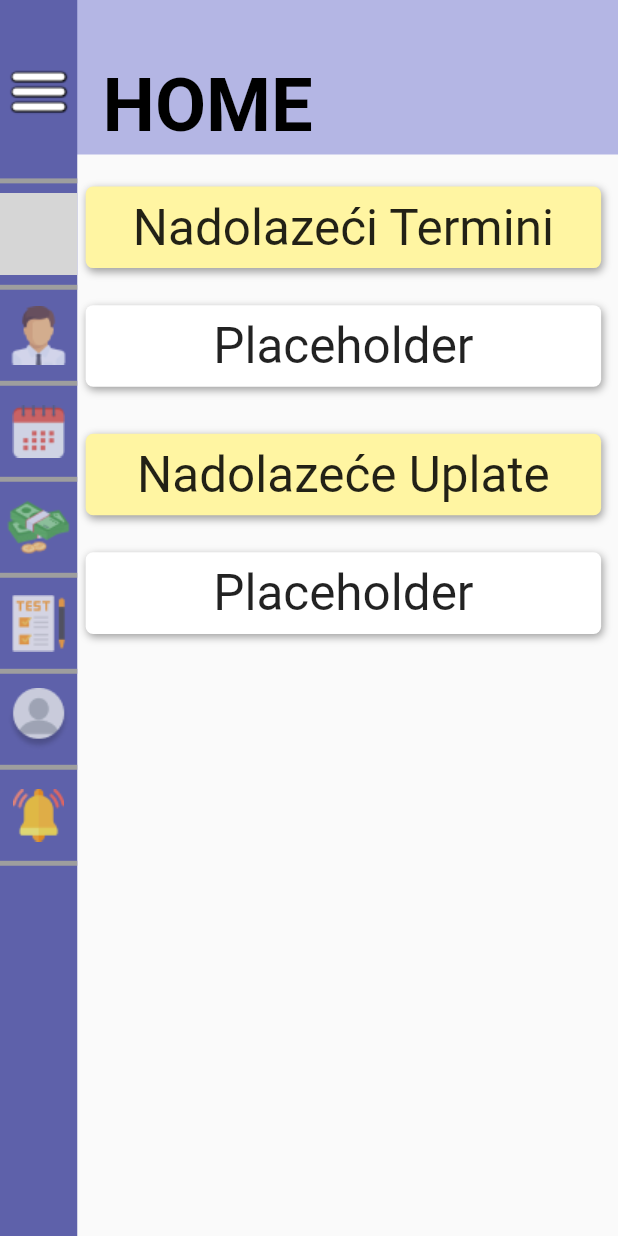
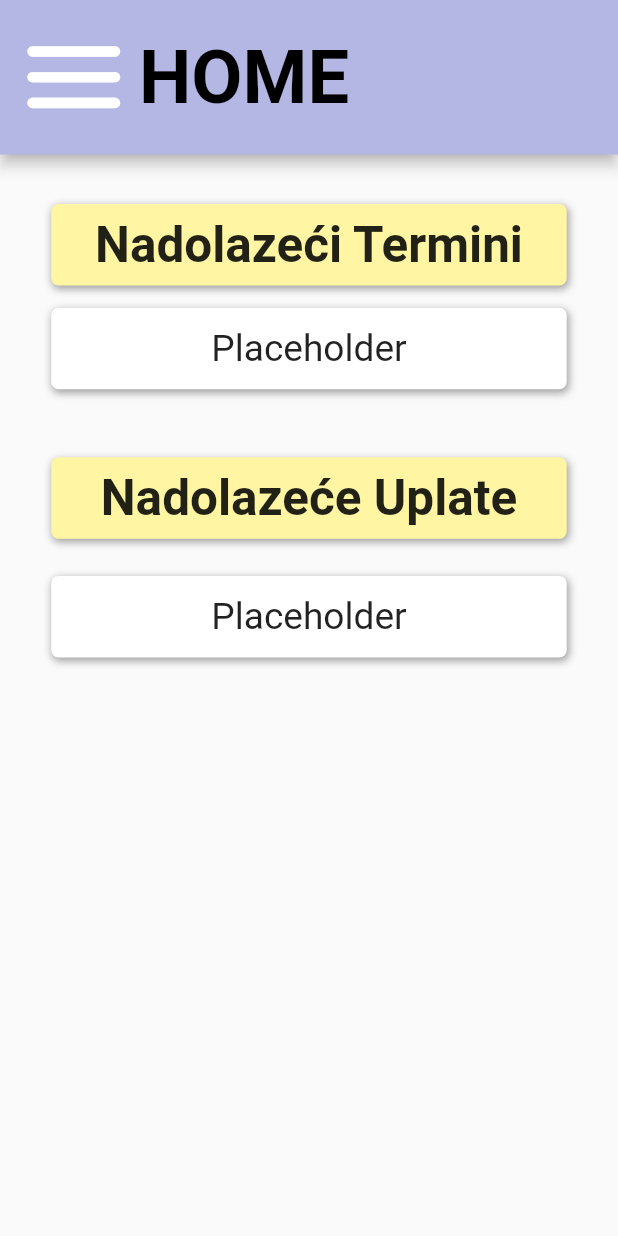
Before and after one commit to SheCho123/Autoskola-Unfinished-, a Flutter app: the screen it shows after launch, after a tap on "Odustani", on a phone screen of 412 x 824 dp. Run offline on Flutter 3.47's test engine with Material 2 defaults, Android fonts, the phone set to English and light mode, and no system bars; grey boxes are pictures that could not be loaded.

Commit message:
Screen 1, 2 ,3, 4, 5 DONE

```diff
--- a/applikacija1/lib/homeScreen1.dart
+++ b/applikacija1/lib/homeScreen1.dart
@@ -24,155 +24,52 @@ class HomeScreen extends StatelessWidget {
     double unitHeightValue = screenHeight * 0.01;
     double unitWidthValue = screenWidth * 0.01;
     double multiplier = 8;
+    final GlobalKey<ScaffoldState> _keyPrvi = GlobalKey<ScaffoldState>();
+
     return Scaffold(
-        body: Stack(
-      children: [
-        Container(
-            height: screenHeight * 0.125,
-            width: screenWidth,
-            child: Container(
+      key: _keyPrvi,
+      appBar: PreferredSize(preferredSize: Size.fromHeight(screenHeight * 0.125),
+      child: AppBar(
+      leading: Builder(
+      builder: (BuildContext context) {
+        return IconButton(
+          icon: Icon(
+            Icons.menu_rounded,
+            size: screenHeight * 0.1
+          ),
+          onPressed: () => _keyPrvi.currentState?.openDrawer(),
+          tooltip: MaterialLocalizations.of(context).openAppDrawerTooltip,
+        );
+      },
+    ),
+    title: Container(
       margin: EdgeInsets.only(
-                    left: screenWidth * 0.1659, top: screenHeight * 0.05),
+        left: screenWidth * 0.05,
+      ),
       child: Text(
           "HOME",
           style: TextStyle(
                       fontWeight: FontWeight.bold,
                       color: Colors.black,
                       fontSize: screenHeight * 0.06),
-                )),
-            color: const Color.fromARGB(255, 180, 182, 228)),
-        Container(
-          height: screenHeight,
-          width: screenWidth * 0.125,
-          color: const Color.fromARGB(255, 94, 97, 170),
-          child: Column(children: [
-            Container(
-              child: Image.asset("assets/images/Bars.png"),
-              margin: EdgeInsets.only(
-                  top: screenHeight * 0.05, bottom: screenHeight * 0.03809),
-            ),
-            Divider(
-              thickness: screenHeight * 0.004,
-              color: Colors.grey,
-            ),
-            Container(
-              height: screenHeight * 0.06666,
-              width: screenWidth * 0.125,
-              decoration: const BoxDecoration(
-                  image: DecorationImage(
-                      image: AssetImage(
-                "assets/images/SidebarImg1.png",
-              ))),
-              child: TextButton(
-                onPressed: () => Navigator.push(
-                    context,
-                    MaterialPageRoute(
-                        builder: (context) => const InstruktorPodaci())),
-                child: const Text(" "),
+                )
+                ,),
+    toolbarHeight: screenHeight * 0.5119,
+    backgroundColor: const Color.fromARGB(255, 180, 182, 228),
       ),
       ),
-            Divider(
-              thickness: screenHeight * 0.004,
-              color: Colors.grey,
-            ),
-            Container(
-              decoration: const BoxDecoration(
-                  image: DecorationImage(
-                      image: AssetImage("assets/images/SidebarImg2.png"))),
-              child: TextButton(
-                  onPressed: () => Navigator.push(
-                      context,
-                      MaterialPageRoute(
-                          builder: (context) => const InstruktorPodaci())),
-                  child: const Text(" ")),
-            ),
-            Divider(
-              thickness: screenHeight * 0.004,
-              color: Colors.grey,
-            ),
-            Container(
-              decoration: const BoxDecoration(
-                  image: DecorationImage(
-                      image: AssetImage("assets/images/SidebarImg3.png"))),
-              child: TextButton(
-                  onPressed: () => Navigator.push(
-                      context,
-                      MaterialPageRoute(
-                          builder: (context) => const InstruktorPodaci())),
-                  child: const Text(" ")),
-            ),
-            Divider(
-              thickness: screenHeight * 0.004,
-              color: Colors.grey,
-            ),
-            Container(
-              decoration: const BoxDecoration(
-                  image: DecorationImage(
-                      image: AssetImage("assets/images/SidebarImg4.png"))),
-              child: TextButton(
-                  onPressed: () => Navigator.push(
-                      context,
-                      MaterialPageRoute(
-                          builder: (context) => const InstruktorPodaci())),
-                  child: const Text(" ")),
-            ),
-            Divider(
-              thickness: screenHeight * 0.004,
-              color: Colors.grey,
-            ),
-            Container(
-              decoration: const BoxDecoration(
-                  image: DecorationImage(
-                      image: AssetImage("assets/images/SidebarImg5.png"))),
-              child: TextButton(
-                  onPressed: () => Navigator.push(
-                      context,
-                      MaterialPageRoute(
-                          builder: (context) => const InstruktorPodaci())),
-                  child: const Text(" ")),
-            ),
-            Divider(
-              thickness: screenHeight * 0.004,
-              color: Colors.grey,
-            ),
-            Container(
-              decoration: const BoxDecoration(
-                  image: DecorationImage(
-                      image: AssetImage("assets/images/SidebarImg6.png"))),
-              child: TextButton(
-                  onPressed: () => Navigator.push(
-                      context,
-                      MaterialPageRoute(
-                          builder: (context) => const InstruktorPodaci())),
-                  child: const Text(" ")),
-            ),
-            Divider(
-              thickness: screenHeight * 0.004,
-              color: Colors.grey,
-            ),
-            Container(
-              decoration: const BoxDecoration(
-                  image: DecorationImage(
-                      image: AssetImage("assets/images/SidebarImg7.png"))),
-              child: TextButton(
-                  onPressed: () => Navigator.push(
-                      context,
-                      MaterialPageRoute(
-                          builder: (context) => const InstruktorPodaci())),
-                  child: const Text(" ")),
-            ),
-            Divider(
-              thickness: screenHeight * 0.004,
-              color: Colors.grey,
-            ),
-          ]),
-        ),
+    //----------------------------------------------------------------------------------------------------------------
+    //----------------------------------------------------------------------------------------------------------------
+    //----------------------------------------------------------------------------------------------------------------
+    //----------------------------------------------------------------------------------------------------------------
+    body:
+    Column(children: [
     Column(
           children: [
             Container(
                 margin: EdgeInsets.only(
-                    top: (screenHeight + statusBarHeight) * 0.15095,
-                    left: screenWidth * 0.1386),
+                    top: (screenHeight + statusBarHeight) * 0.04,
+                    left: screenWidth * 0.0829),
                 child: Container(
                     width: screenWidth * 0.83409,
                     height: screenHeight * 0.06595,
@@ -191,14 +88,14 @@ class HomeScreen extends StatelessWidget {
                       alignment: Alignment.center,
                       child: Text(
                         "Nadolazeći Termini",
-                        style: TextStyle(fontSize: screenHeight * 0.04),
+                        style: TextStyle(fontSize: screenHeight * 0.04, fontWeight: FontWeight.bold),
                         textAlign: TextAlign.center,
                       ),
                     ))),
             Container(
                 margin: EdgeInsets.only(
-                    top: (screenHeight + statusBarHeight) * 0.03,
-                    left: screenWidth * 0.1386),
+                    top: (screenHeight + statusBarHeight) * 0.018,
+                    left: screenWidth * 0.0829),
                 child: Container(
                     width: screenWidth * 0.83409,
                     height: screenHeight * 0.06595,
@@ -217,7 +114,7 @@ class HomeScreen extends StatelessWidget {
                       alignment: Alignment.center,
                       child: Text(
                         "Placeholder",
-                        style: TextStyle(fontSize: screenHeight * 0.04),
+                        style: TextStyle(fontSize: screenHeight * 0.03),
                         textAlign: TextAlign.center,
                       ),
                     ))),
@@ -227,8 +124,8 @@ class HomeScreen extends StatelessWidget {
           children: [
             Container(
                 margin: EdgeInsets.only(
-                    top: (screenHeight + statusBarHeight) * 0.35095,
-                    left: screenWidth * 0.1386),
+                    top: (screenHeight + statusBarHeight) * 0.055095,
+                    left: screenWidth * 0.0829),
                 child: Container(
                     width: screenWidth * 0.83409,
                     height: screenHeight * 0.06595,
@@ -247,14 +144,15 @@ class HomeScreen extends StatelessWidget {
                       alignment: Alignment.center,
                       child: Text(
                         "Nadolazeće Uplate",
-                        style: TextStyle(fontSize: screenHeight * 0.04),
+                        style: TextStyle(fontSize: screenHeight * 0.04,
+                        fontWeight: FontWeight.bold),
                         textAlign: TextAlign.center,
                       ),
                     ))),
             Container(
                 margin: EdgeInsets.only(
                     top: (screenHeight + statusBarHeight) * 0.03,
-                    left: screenWidth * 0.1386),
+                    left: screenWidth * 0.0829),
                 child: Container(
                     width: screenWidth * 0.83409,
                     height: screenHeight * 0.06595,
@@ -273,13 +171,254 @@ class HomeScreen extends StatelessWidget {
                       alignment: Alignment.center,
                       child: Text(
                         "Placeholder",
-                        style: TextStyle(fontSize: screenHeight * 0.04),
+                        style: TextStyle(fontSize: screenHeight * 0.03),
                         textAlign: TextAlign.center,
                       ),
                     ))),
           ],
         ),
       ],
-    ));
+    ),
+
+        drawer: Drawer(
+          backgroundColor: const Color.fromRGBO(94, 97, 170, 1.0),
+          child: Column(children: [
+            Align(
+              alignment: const Alignment(-0.6, 0.0),
+              child: Container(
+              margin: EdgeInsets.only(
+                top: screenHeight * 0.04,
+                bottom: screenHeight * 0.02
+              ),
+              child: Text("Navigation:",
+              style: TextStyle(fontWeight: FontWeight.bold,
+              color: Colors.white,
+              fontSize: screenHeight * 0.05),),
+            ),
+            ),
+            Divider(
+              thickness: screenHeight * 0.005,
+              color: Colors.grey,
+            ),
+            Row(
+              children: [
+                Container(
+                margin: EdgeInsets.only(top: screenHeight * 0.02,
+                left: screenWidth * 0.06,
+                bottom: screenHeight * 0.02),
+                child: Align(
+                alignment: const Alignment(-0.01, -0.8),
+                child: Transform.scale(
+                scale: screenHeight * 0.002,
+                child: Image.asset("assets/images/SidebarImg1.png"),
+                ),
+                ),
+                ),
+                Container(
+                  margin: EdgeInsets.only(
+                    left: screenWidth * 0.05
+                  ),
+                  child: Text("Dokumenti",
+                  style: TextStyle(
+                    color: Colors.white,
+                    fontSize: screenHeight * 0.05,
+                    fontWeight: FontWeight.bold
+                  ),),
+                )
+              ],
+            ),
+            Divider(
+              thickness: screenHeight * 0.005,
+              color: Colors.grey,
+            ),
+            Row(
+              children: [
+                Container(
+                margin: EdgeInsets.only(top: screenHeight * 0.02,
+                left: screenWidth * 0.06,
+                bottom: screenHeight * 0.02),
+                child: Align(
+                alignment: const Alignment(-0.01, -0.8),
+                child: Transform.scale(
+                scale: screenHeight * 0.002,
+                child: Image.asset("assets/images/SidebarImg2.png"),
+                ),
+                ),
+                ),
+                Container(
+                  margin: EdgeInsets.only(
+                    left: screenWidth * 0.05
+                  ),
+                  child: Text("Instruktor",
+                  style: TextStyle(
+                    color: Colors.white,
+                    fontSize: screenHeight * 0.05,
+                    fontWeight: FontWeight.bold
+                  ),),
+                )
+              ],
+            ),
+            Divider(
+              thickness: screenHeight * 0.005,
+              color: Colors.grey,
+            ),
+            Row(
+              children: [
+                Container(
+                margin: EdgeInsets.only(top: screenHeight * 0.02,
+                left: screenWidth * 0.06,
+                bottom: screenHeight * 0.02),
+                child: Align(
+                alignment: const Alignment(-0.01, -0.8),
+                child: Transform.scale(
+                scale: screenHeight * 0.002,
+                child: Image.asset("assets/images/SidebarImg3.png"),
+                ),
+                ),
+                ),
+                Container(
+                  margin: EdgeInsets.only(
+                    left: screenWidth * 0.05
+                  ),
+                  child: Text("Raspored",
+                  style: TextStyle(
+                    color: Colors.white,
+                    fontSize: screenHeight * 0.05,
+                    fontWeight: FontWeight.bold
+                  ),),
+                )
+              ],
+            ),
+            Divider(
+              thickness: screenHeight * 0.005,
+              color: Colors.grey,
+            ),
+            Row(
+              children: [
+                Container(
+                margin: EdgeInsets.only(top: screenHeight * 0.02,
+                left: screenWidth * 0.06,
+                bottom: screenHeight * 0.02),
+                child: Align(
+                alignment: const Alignment(-0.01, -0.8),
+                child: Transform.scale(
+                scale: screenHeight * 0.002,
+                child: Image.asset("assets/images/SidebarImg4.png"),
+                ),
+                ),
+                ),
+                Container(
+                  margin: EdgeInsets.only(
+                    left: screenWidth * 0.05
+                  ),
+                  child: Text("Uplate",
+                  style: TextStyle(
+                    color: Colors.white,
+                    fontSize: screenHeight * 0.05,
+                    fontWeight: FontWeight.bold
+                  ),),
+                )
+              ],
+            ),
+            Divider(
+              thickness: screenHeight * 0.005,
+              color: Colors.grey,
+            ),
+            Row(
+              children: [
+                Container(
+                margin: EdgeInsets.only(top: screenHeight * 0.02,
+                left: screenWidth * 0.06,
+                bottom: screenHeight * 0.02),
+                child: Align(
+                alignment: const Alignment(-0.01, -0.8),
+                child: Transform.scale(
+                scale: screenHeight * 0.002,
+                child: Image.asset("assets/images/SidebarImg5.png"),
+                ),
+                ),
+                ),
+                Container(
+                  margin: EdgeInsets.only(
+                    left: screenWidth * 0.05
+                  ),
+                  child: Text("Testovi",
+                  style: TextStyle(
+                    color: Colors.white,
+                    fontSize: screenHeight * 0.05,
+                    fontWeight: FontWeight.bold
+                  ),),
+                )
+              ],
+            ),
+            Divider(
+              thickness: screenHeight * 0.005,
+              color: Colors.grey,
+            ),
+            Row(
+              children: [
+                Container(
+                margin: EdgeInsets.only(top: screenHeight * 0.02,
+                left: screenWidth * 0.06,
+                bottom: screenHeight * 0.02),
+                child: Align(
+                alignment: const Alignment(-0.01, -0.8),
+                child: Transform.scale(
+                scale: screenHeight * 0.002,
+                child: Image.asset("assets/images/SidebarImg6.png"),
+                ),
+                ),
+                ),
+                Container(
+                  margin: EdgeInsets.only(
+                    left: screenWidth * 0.05
+                  ),
+                  child: Text("Moj Profil",
+                  style: TextStyle(
+                    color: Colors.white,
+                    fontSize: screenHeight * 0.05,
+                    fontWeight: FontWeight.bold
+                  ),),
+                )
+              ],
+            ),
+            Divider(
+              thickness: screenHeight * 0.005,
+              color: Colors.grey,
+            ),
+            Row(
+              children: [
+                Container(
+                margin: EdgeInsets.only(top: screenHeight * 0.02,
+                left: screenWidth * 0.06,
+                bottom: screenHeight * 0.02),
+                child: Align(
+                alignment: const Alignment(-0.01, -0.8),
+                child: Transform.scale(
+                scale: screenHeight * 0.002,
+                child: Image.asset("assets/images/SidebarImg7.png"),
+                ),
+                ),
+                ),
+                Container(
+                  margin: EdgeInsets.only(
+                    left: screenWidth * 0.05
+                  ),
+                  child: Text("Notifikacije",
+                  style: TextStyle(
+                    color: Colors.white,
+                    fontSize: screenHeight * 0.05,
+                    fontWeight: FontWeight.bold
+                  ),),
+                )
+              ],
+            ),
+            Divider(
+              thickness: screenHeight * 0.005,
+              color: Colors.grey,
+            ),
+          ],)
+        ),
+    );
   }
 }
--- a/applikacija1/lib/instruktorPodaciScreen.dart
+++ b/applikacija1/lib/instruktorPodaciScreen.dart
@@ -73,7 +73,10 @@ class InstruktorPodaci extends StatelessWidget {
                   borderRadius: BorderRadius.all(Radius.circular(30)),
                   color: Color.fromRGBO(180, 182, 228, 1.0),
                 ),
-                child: Column(children: [
+                child: FractionallySizedBox(
+                  widthFactor: 1.0,
+                  heightFactor: 1.0,
+                  child: Column(children: [
                   Container(
                     margin: EdgeInsets.only(top: screenHeight * 0.05476),
                     child: Image.asset(
@@ -82,25 +85,27 @@ class InstruktorPodaci extends StatelessWidget {
                       width: screenWidth * 0.3590,
                     ),
                   ),
-                  Container(
+                  Align(
+                    alignment: const Alignment(-0.9, 0.0),
+                    child: Container(
                     margin: EdgeInsets.only(
                       top: screenHeight * 0.0438,
-                      right: screenWidth * 0.22,
                     ),
                     child: Text(
                       'Ime:',
                       style: TextStyle(
                           color: Colors.black, fontSize: screenHeight * 0.035),
-                    ),
+                    ),)
                   ),
                   Divider(
                     color: Colors.black,
                     thickness: screenHeight * 0.003,
                   ),
-                  Container(
+                  Align(
+                    alignment: const Alignment(-0.9, 0.0),
+                    child: Container(
                     margin: EdgeInsets.only(
                       top: screenHeight * 0.01838,
-                      right: screenWidth * 0.184,
                     ),
                     child: Text(
                       'Prezime:',
@@ -108,14 +113,16 @@ class InstruktorPodaci extends StatelessWidget {
                           color: Colors.black, fontSize: screenHeight * 0.035),
                     ),
                   ),
+                  ),
                   Divider(
                     color: Colors.black,
                     thickness: screenHeight * 0.003,
                   ),
-                  Container(
+                  Align(
+                    alignment: const Alignment(-0.9, 0.0),
+                    child: Container(
                     margin: EdgeInsets.only(
                       top: screenHeight * 0.01838,
-                      right: screenWidth * 0.144,
                     ),
                     child: Text(
                       'Broj telefona:',
@@ -123,22 +130,24 @@ class InstruktorPodaci extends StatelessWidget {
                           color: Colors.black, fontSize: screenHeight * 0.035),
                     ),
                   ),
+                  ),
                   Divider(
                     color: Colors.black,
                     thickness: screenHeight * 0.003,
                   ),
-                  Container(
+                  Align(
+                    alignment: const Alignment(-0.9, 0.0),
+                    child:Container(
                     margin: EdgeInsets.only(
                       top: screenHeight * 0.01838,
-                      right: screenWidth * 0.2,
                     ),
                     child: Text(
                       'E-mail:',
                       style: TextStyle(
                           color: Colors.black, fontSize: screenHeight * 0.035),
                     ),
-                  ),
-                ]),
+                  ),),
+                ]),)
               )
             ],
           ),
--- a/applikacija1/lib/main.dart
+++ b/applikacija1/lib/main.dart
@@ -178,14 +178,19 @@ class MyApp extends StatelessWidget {
             ),
             Container(
               child: Image.asset('assets/images/Lock.png'),
-              margin: EdgeInsets.only(top: screenHeight * 0.04166),
+              margin: EdgeInsets.only(top: screenHeight * 0.03166),
             ),
-            Row(
+            Align(
+              alignment: Alignment.bottomCenter,
+              child: Row(
               children: [
                 // ignore: avoid_unnecessary_containers
                 Container(
+                  //constraints: BoxConstraints(maxWidth: 200),
                   margin: EdgeInsets.only(
+
                     left: screenWidth * 0.1477,
+                    top: screenHeight * 0.008
                   ),
                   height: screenHeight * 0.06428,
                   width: screenWidth * 0.3159,
@@ -202,8 +207,10 @@ class MyApp extends StatelessWidget {
                 ),
                 // ignore: avoid_unnecessary_containers
                 Container(
+                  //constraints: BoxConstraints(maxWidth: 200),
                   margin: EdgeInsets.only(
                     left: screenWidth * 0.07045,
+                    top: screenHeight * 0.008
                   ),
                   height: screenHeight * 0.06428,
                   width: screenWidth * 0.3159,
@@ -220,7 +227,7 @@ class MyApp extends StatelessWidget {
                   ),
                 )
               ],
-            )
+            ),)
           ],
         ),
         height: screenHeight * 0.8853,
```
Lines whose indentation alone changed are shown as unchanged.
